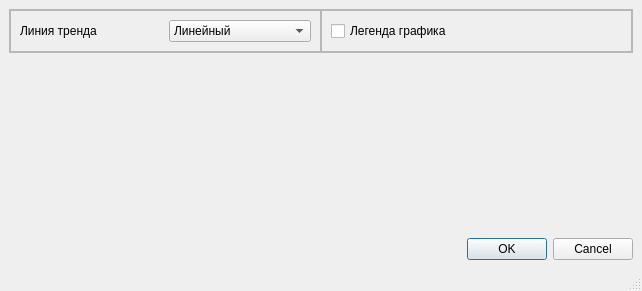
First picture: the form in settings.ui, repository CheckListHW/RockType, before the edit.
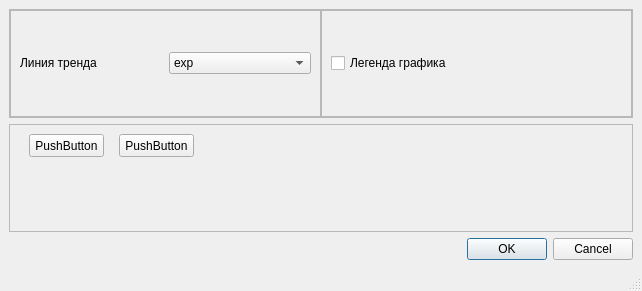
Second picture: the form after the edit.

Diff of the .ui file:
```diff
--- a/settings.ui
+++ b/settings.ui
@@ -64,7 +64,7 @@
              <widget class="QComboBox" name="trend_line_CB">
               <item>
                <property name="text">
-                <string>Линейный</string>
+                <string>exp</string>
                </property>
               </item>
               <item>
@@ -117,17 +117,40 @@
      </widget>
     </item>
     <item>
-     <spacer name="verticalSpacer">
-      <property name="orientation">
-       <enum>Qt::Vertical</enum>
+     <widget class="QFrame" name="frame_4">
+      <property name="frameShape">
+       <enum>QFrame::StyledPanel</enum>
       </property>
-      <property name="sizeHint" stdset="0">
-       <size>
-        <width>20</width>
-        <height>40</height>
-       </size>
+      <property name="frameShadow">
+       <enum>QFrame::Raised</enum>
       </property>
-     </spacer>
+      <widget class="QPushButton" name="testButton_1">
+       <property name="geometry">
+        <rect>
+         <x>20</x>
+         <y>10</y>
+         <width>75</width>
+         <height>23</height>
+        </rect>
+       </property>
+       <property name="text">
+        <string>PushButton</string>
+       </property>
+      </widget>
+      <widget class="QPushButton" name="testButton_2">
+       <property name="geometry">
+        <rect>
+         <x>110</x>
+         <y>10</y>
+         <width>75</width>
+         <height>23</height>
+        </rect>
+       </property>
+       <property name="text">
+        <string>PushButton</string>
+       </property>
+      </widget>
+     </widget>
     </item>
     <item>
      <widget class="QDialogButtonBox" name="buttonBox">
```
Left out of the diff: 2 changed lines with no effect on the pictures.
